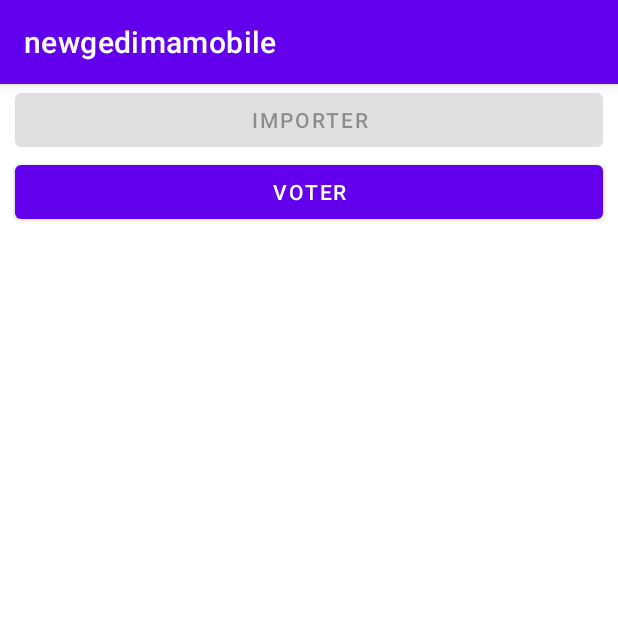
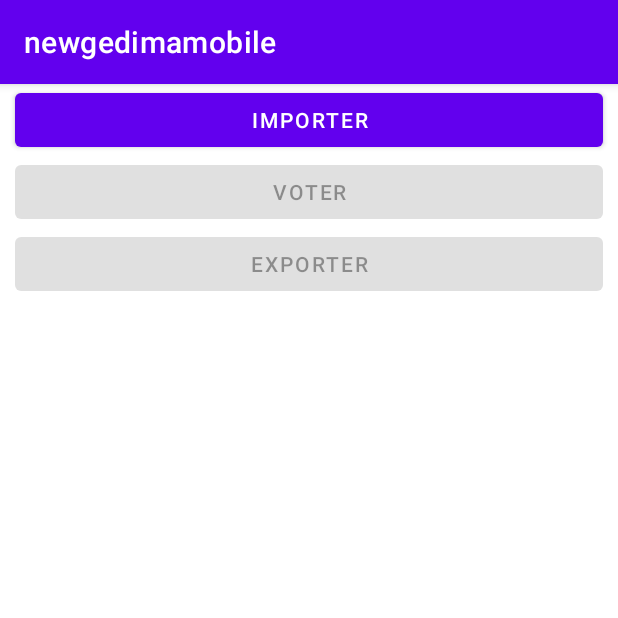
Before and after one commit to thomasvandenberg-26/newgedima, an Android app: the screen it shows after launch (MainActivity), on a phone screen of 412 x 824 dp, the top half of it. Run offline under Robolectric (Android 15) with nearby library versions, the phone set to English and light mode, and no system bars; libraries missing offline, so code that uses them is left out: com.loopj.android.

Commit message:
13 dec matin

```diff
--- a/Application/mobigedima/app/src/main/java/com/example/newgedimamobile/MainActivity.java
+++ b/Application/mobigedima/app/src/main/java/com/example/newgedimamobile/MainActivity.java
@@ -33,6 +33,7 @@ public class MainActivity extends AppCompatActivity {
     private ArrayList<HashMap<String, String>> lesRealisations;
     private Button btnImporter;
     private Button btnVoter;
+    private Button btnExporter;
 
 
     @Override
@@ -42,20 +43,34 @@ public class MainActivity extends AppCompatActivity {
         btnImporter = (Button) findViewById(R.id.importer);
         btnImporter.setOnClickListener(listener_importer);
         btnVoter= (Button) findViewById(R.id.Voter);
+
+        btnExporter= (Button) findViewById(R.id.exporter);
+        btnExporter.setOnClickListener(listener_exporter);
         DateFormat dateFormat = new SimpleDateFormat("yyyy-MM-dd");
         try {
-            Date dateFinIncription = dateFormat.parse("2022-12-10");
-            Date dateDebutVote = dateFormat.parse("2022-12-12");
+            Date dateFinIncription = dateFormat.parse("2022-12-13");
+            Date dateDebutVote = dateFormat.parse("2022-12-15");
+            Date dateFinVote = dateFormat.parse("2022-12-16");
             Date date = Calendar.getInstance().getTime();
             String strDate = dateFormat.format(date);
-            if (date.after(dateFinIncription) && date.before(dateDebutVote)) {
+            if (date.after(dateFinIncription) && date.before(dateDebutVote))
                 btnImporter.setEnabled(true);
+            else
+                btnImporter.setEnabled(false);
+
+
+            if (date.after(dateDebutVote) && date.before(dateFinVote))
+                btnVoter.setEnabled(true);
+            else{
                 btnVoter.setEnabled(false);
+
             }
-            if (date.after(dateDebutVote)) {
-                btnImporter.setEnabled(false);
-                btnVoter.setEnabled(true);
+            if(date.after(dateFinVote))
+                btnExporter.setEnabled(true);
+            else{
+                btnExporter.setEnabled(false);
             }
+
         } catch (ParseException e) {
             e.printStackTrace();
         }
@@ -96,5 +111,10 @@ public class MainActivity extends AppCompatActivity {
                         }
                     });
                 }
+
+    };
+    private View.OnClickListener listener_exporter = new View.OnClickListener() {
+        public void onClick(View v) {
+        }
     };
 }
--- a/Application/mobigedima/app/src/main/res/layout/activity_main.xml
+++ b/Application/mobigedima/app/src/main/res/layout/activity_main.xml
@@ -37,4 +37,20 @@
             android:text="@string/textVoter" />
 
     </LinearLayout>
+    <LinearLayout
+        android:layout_width="match_parent"
+        android:layout_height="wrap_content"
+        android:orientation="horizontal">
+        <Button
+
+            android:id="@+id/exporter"
+            android:layout_width="0dp"
+            android:layout_height="wrap_content"
+            android:layout_gravity="center_horizontal"
+            android:layout_marginLeft="10dp"
+            android:layout_marginRight="10dp"
+            android:layout_weight="1"
+            android:text="@string/textExporter" />
+
+    </LinearLayout>
 </LinearLayout>
--- a/Application/mobigedima/app/src/main/res/values/strings.xml
+++ b/Application/mobigedima/app/src/main/res/values/strings.xml
@@ -2,4 +2,5 @@
     <string name="app_name">newgedimamobile</string>
     <string name="textImport">IMPORTER</string>
     <string name="textVoter">VOTER</string>
+    <string name="textExporter">EXPORTER</string>
 </resources>
```
Also changed, not shown: Application/mobigedima/app/src/main/AndroidManifest.xml (+7 -0 lines), Application/mobigedima/app/src/main/java/com/example/newgedimamobile/GedimaginationHelper.java (+8 -0 lines), Application/mobigedima/app/src/main/java/com/example/newgedimamobile/Votant.java (added, +21 -0 lines), Application/mobigedima/app/src/main/java/com/example/newgedimamobile/Voter.java (added, +14 -0 lines), Application/mobigedima/app/src/main/res/layout/activity_voter.xml (added, +9 -0 lines), 1 other file.
